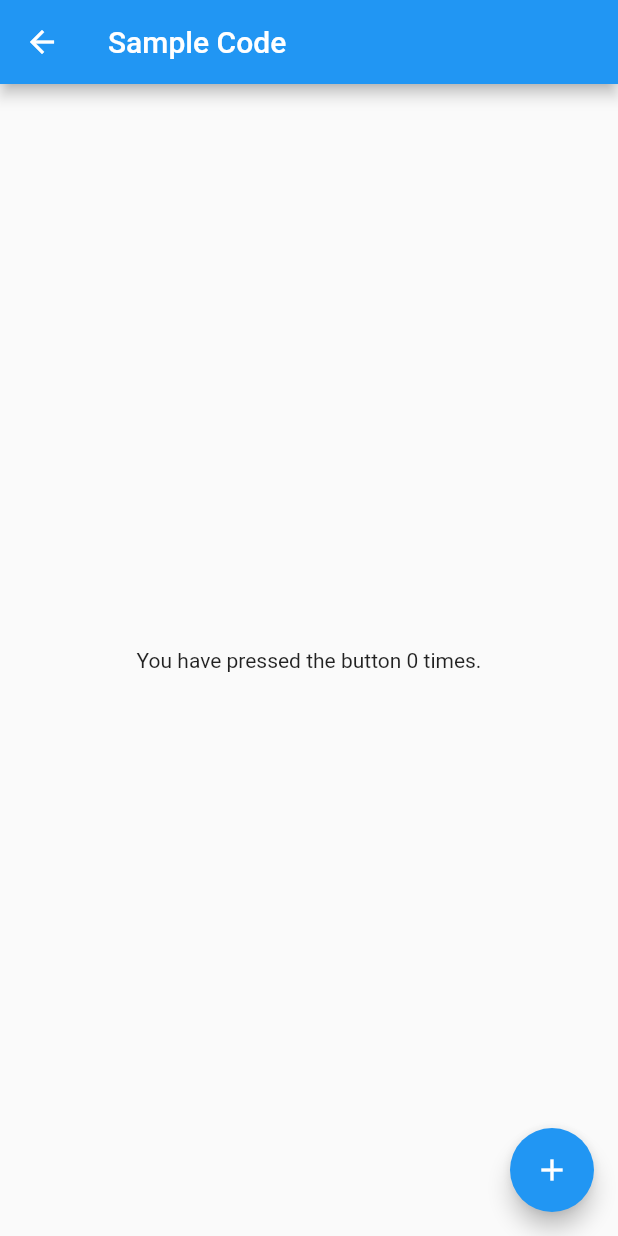
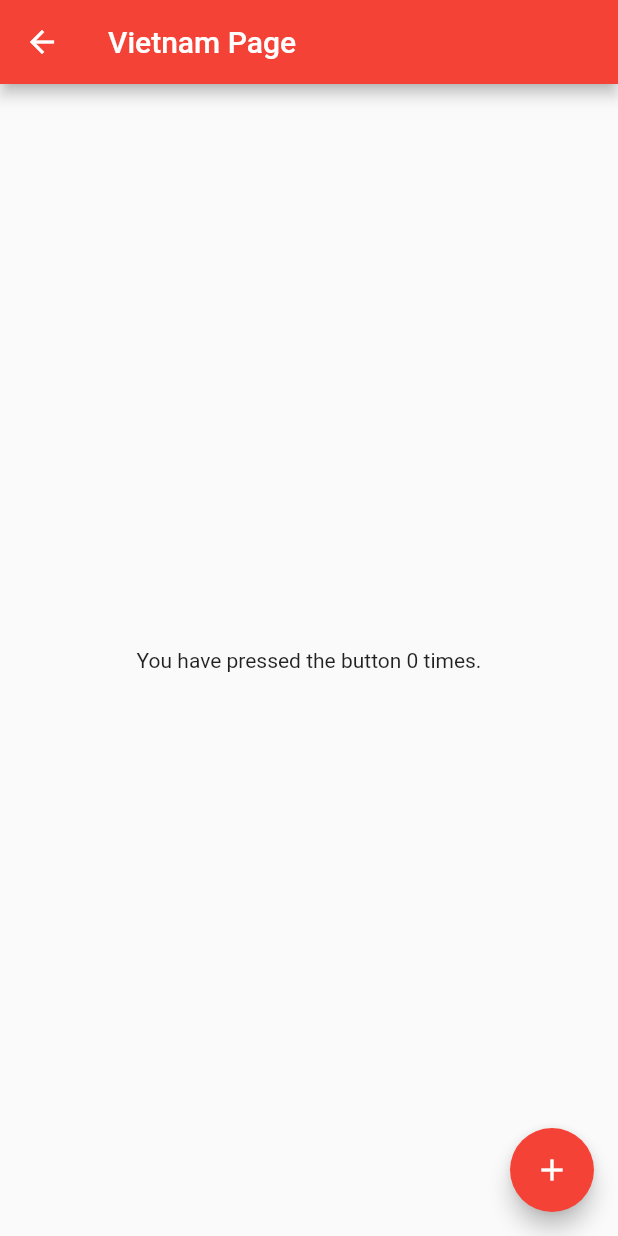
Before and after one commit to PrimeTimeTran/flutter-TikTok, a Flutter app: the screen it shows after launch, in the side drawer, after a tap on "🇻🇳 Vietnam", on a phone screen of 412 x 824 dp. Run offline on Flutter 3.47's test engine with Material 2 defaults, Android fonts, the phone set to English and light mode, and no system bars.

Commit message:
WIP: Tab changes Appbar title

```diff
--- a/lib/main.dart
+++ b/lib/main.dart
@@ -1,4 +1,5 @@
 import 'package:flutter/material.dart';
+
 import 'navigation/DrawerNav.dart';
 
 void main() {
@@ -7,7 +8,6 @@ void main() {
 
 class MyApp extends StatelessWidget {
   const MyApp({super.key});
-
   static const appTitle = 'World Wide Words';
 
   @override
--- a/lib/navigation/DrawerNav.dart
+++ b/lib/navigation/DrawerNav.dart
@@ -1,8 +1,6 @@
 import 'package:flutter/material.dart';
-
-import 'package:worldlingo3/pages/Newsfeed.dart';
+import 'package:worldlingo3/pages/VietnamPage.dart';
 import 'package:worldlingo3/navigation/TabNav.dart';
-import 'package:worldlingo3/pages/VietnamPage.dart';
 
 
 class DrawerNav extends StatelessWidget {
@@ -15,8 +13,7 @@ class DrawerNav extends StatelessWidget {
       appBar: AppBar(
         title: const Text('World Wide Words'),
       ),
-      // body: Newsfeed(),
-      body: StatefulTabBar(),
+      body: const TabNav(),
       drawer: Drawer(
         child: ListView(
           padding: EdgeInsets.zero,
--- a/lib/pages/VietnamPage.dart
+++ b/lib/pages/VietnamPage.dart
@@ -16,10 +16,12 @@ class _VietnamPage extends State<VietnamPage> {
   Widget build(BuildContext context) {
     return Scaffold(
       appBar: AppBar(
-        title: const Text('Sample Code'),
+        backgroundColor: Colors.red,
+        title: const Text('Vietnam Page'),
       ),
       body: Center(child: Text('You have pressed the button $_count times.')),
       floatingActionButton: FloatingActionButton(
+        backgroundColor: Colors.red,
         onPressed: () => setState(() => _count++),
         tooltip: 'Increment Counter',
         child: const Icon(Icons.add),
```
Also changed, not shown: lib/navigation/TabNav.dart (+4 -4 lines).
